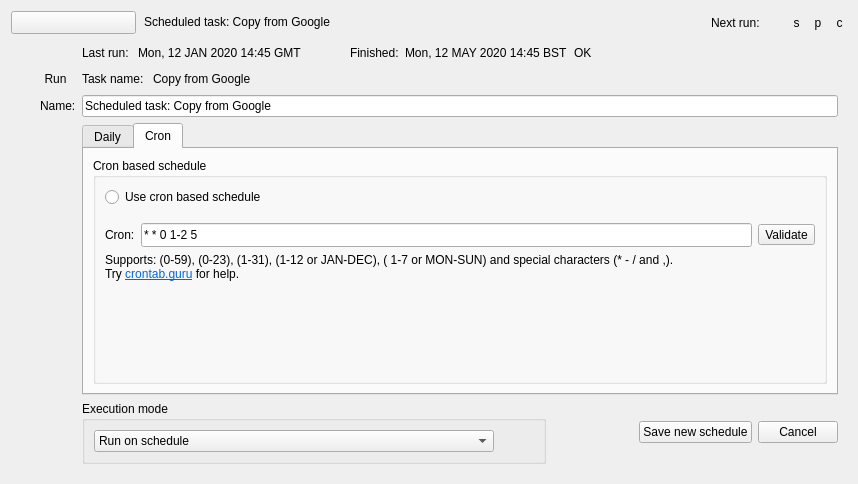
Qt form src/scheduler_widget.ui (Vman45/RcloneBrowser) before a commit.
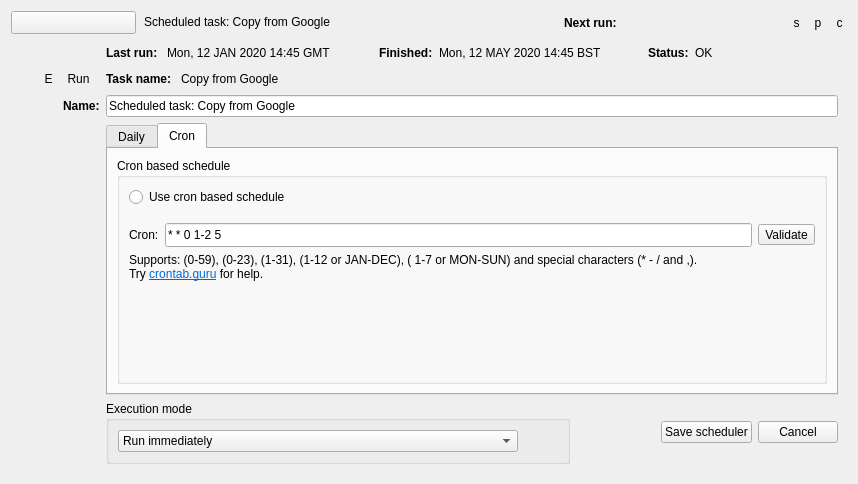
The same form after that commit. The open tabs and pages were chosen to show the change. Custom widgets are drawn as their Qt base class.

```diff
--- a/src/scheduler_widget.ui
+++ b/src/scheduler_widget.ui
@@ -97,6 +97,9 @@
       </item>
       <item>
        <widget class="QLabel" name="label_7">
+        <property name="styleSheet">
+         <string notr="true">QLabel { font-weight: bold;}</string>
+        </property>
         <property name="text">
          <string>Next run:</string>
         </property>
@@ -104,6 +107,12 @@
       </item>
       <item>
        <widget class="QLabel" name="nextRun">
+        <property name="minimumSize">
+         <size>
+          <width>150</width>
+          <height>0</height>
+         </size>
+        </property>
         <property name="text">
          <string/>
         </property>
@@ -194,210 +203,6 @@
    <item>
     <widget class="QWidget" name="details" native="true">
      <layout class="QGridLayout" name="gridLayout">
-      <item row="0" column="2">
-       <layout class="QHBoxLayout" name="horizontalLayout_8">
-        <item>
-         <widget class="QLabel" name="label_4">
-          <property name="text">
-           <string>Last run: </string>
-          </property>
-         </widget>
-        </item>
-        <item alignment="Qt::AlignLeft">
-         <widget class="QLabel" name="lastRun">
-          <property name="text">
-           <string>Mon, 12 JAN 2020 14:45 GMT </string>
-          </property>
-         </widget>
-        </item>
-        <item>
-         <spacer name="horizontalSpacer_9">
-          <property name="orientation">
-           <enum>Qt::Horizontal</enum>
-          </property>
-          <property name="sizeType">
-           <enum>QSizePolicy::Fixed</enum>
-          </property>
-          <property name="sizeHint" stdset="0">
-           <size>
-            <width>40</width>
-            <height>20</height>
-           </size>
-          </property>
-         </spacer>
-        </item>
-        <item>
-         <widget class="QLabel" name="label_5">
-          <property name="text">
-           <string>Finished:</string>
-          </property>
-         </widget>
-        </item>
-        <item>
-         <widget class="QLabel" name="lastRunFinished">
-          <property name="text">
-           <string>Mon, 12 MAY 2020 14:45 BST</string>
-          </property>
-         </widget>
-        </item>
-        <item>
-         <widget class="QLabel" name="lastRunStatus">
-          <property name="text">
-           <string>OK</string>
-          </property>
-         </widget>
-        </item>
-        <item>
-         <spacer name="horizontalSpacer_8">
-          <property name="orientation">
-           <enum>Qt::Horizontal</enum>
-          </property>
-          <property name="sizeHint" stdset="0">
-           <size>
-            <width>40</width>
-            <height>20</height>
-           </size>
-          </property>
-         </spacer>
-        </item>
-       </layout>
-      </item>
-      <item row="1" column="2">
-       <layout class="QHBoxLayout" name="horizontalLayout_3">
-        <item>
-         <widget class="QLabel" name="label_2">
-          <property name="sizePolicy">
-           <sizepolicy hsizetype="Fixed" vsizetype="Preferred">
-            <horstretch>0</horstretch>
-            <verstretch>0</verstretch>
-           </sizepolicy>
-          </property>
-          <property name="text">
-           <string>Task name: </string>
-          </property>
-         </widget>
-        </item>
-        <item>
-         <widget class="QLabel" name="taskName">
-          <property name="text">
-           <string>Copy from Google</string>
-          </property>
-         </widget>
-        </item>
-       </layout>
-      </item>
-      <item row="3" column="1">
-       <widget class="QLabel" name="label_3">
-        <property name="text">
-         <string>Name:</string>
-        </property>
-       </widget>
-      </item>
-      <item row="3" column="2">
-       <widget class="QLineEdit" name="schedulerName">
-        <property name="text">
-         <string>Scheduled task: Copy from Google</string>
-        </property>
-        <property name="maxLength">
-         <number>100</number>
-        </property>
-       </widget>
-      </item>
-      <item row="5" column="2">
-       <layout class="QHBoxLayout" name="horizontalLayout_2">
-        <item>
-         <widget class="QGroupBox" name="groupBox">
-          <property name="title">
-           <string>Execution mode</string>
-          </property>
-          <layout class="QHBoxLayout" name="horizontalLayout_7">
-           <item>
-            <widget class="QComboBox" name="cb_executionMode">
-             <property name="minimumSize">
-              <size>
-               <width>400</width>
-               <height>0</height>
-              </size>
-             </property>
-             <item>
-              <property name="text">
-               <string>Run on schedule</string>
-              </property>
-             </item>
-             <item>
-              <property name="text">
-               <string>Add to the queue on schedule</string>
-              </property>
-             </item>
-             <item>
-              <property name="text">
-               <string>Run if no other tasks running, otherwise add to the queue</string>
-              </property>
-             </item>
-            </widget>
-           </item>
-           <item>
-            <spacer name="horizontalSpacer_7">
-             <property name="orientation">
-              <enum>Qt::Horizontal</enum>
-             </property>
-             <property name="sizeHint" stdset="0">
-              <size>
-               <width>40</width>
-               <height>20</height>
-              </size>
-             </property>
-            </spacer>
-           </item>
-          </layout>
-         </widget>
-        </item>
-        <item>
-         <spacer name="horizontalSpacer_10">
-          <property name="orientation">
-           <enum>Qt::Horizontal</enum>
-          </property>
-          <property name="sizeHint" stdset="0">
-           <size>
-            <width>40</width>
-            <height>20</height>
-           </size>
-          </property>
-         </spacer>
-        </item>
-        <item>
-         <widget class="QPushButton" name="saveSchedule">
-          <property name="text">
-           <string>Save new schedule</string>
-          </property>
-         </widget>
-        </item>
-        <item>
-         <widget class="QPushButton" name="cancelScheduleEdit">
-          <property name="text">
-           <string>Cancel</string>
-          </property>
-         </widget>
-        </item>
-       </layout>
-      </item>
-      <item row="1" column="1">
-       <widget class="QToolButton" name="runTask">
-        <property name="styleSheet">
-         <string notr="true">QToolButton { border: 0; }
-
-QToolButton:pressed {
- border: 4;
- border-radius: 10px;
- border-style: inset;
- border-color: rgba(1, 1, 1, 0);
-}</string>
-        </property>
-        <property name="text">
-         <string>Run</string>
-        </property>
-       </widget>
-      </item>
       <item row="1" column="0">
        <spacer name="horizontalSpacer_5">
         <property name="orientation">
@@ -414,7 +219,7 @@
         </property>
        </spacer>
       </item>
-      <item row="4" column="2">
+      <item row="4" column="4">
        <widget class="QTabWidget" name="tabWidget">
         <property name="tabPosition">
          <enum>QTabWidget::North</enum>
@@ -727,6 +532,301 @@
         </widget>
        </widget>
       </item>
+      <item row="3" column="4">
+       <widget class="QLineEdit" name="schedulerName">
+        <property name="text">
+         <string>Scheduled task: Copy from Google</string>
+        </property>
+        <property name="maxLength">
+         <number>100</number>
+        </property>
+       </widget>
+      </item>
+      <item row="1" column="4">
+       <layout class="QHBoxLayout" name="horizontalLayout_3">
+        <item>
+         <widget class="QLabel" name="label_2">
+          <property name="sizePolicy">
+           <sizepolicy hsizetype="Fixed" vsizetype="Preferred">
+            <horstretch>0</horstretch>
+            <verstretch>0</verstretch>
+           </sizepolicy>
+          </property>
+          <property name="styleSheet">
+           <string notr="true">QLabel { font-weight: bold;}</string>
+          </property>
+          <property name="text">
+           <string>Task name: </string>
+          </property>
+         </widget>
+        </item>
+        <item>
+         <widget class="QLabel" name="taskName">
+          <property name="text">
+           <string>Copy from Google</string>
+          </property>
+         </widget>
+        </item>
+       </layout>
+      </item>
+      <item row="5" column="4">
+       <layout class="QHBoxLayout" name="horizontalLayout_2">
+        <item>
+         <widget class="QGroupBox" name="groupBox">
+          <property name="title">
+           <string>Execution mode</string>
+          </property>
+          <layout class="QHBoxLayout" name="horizontalLayout_7">
+           <item>
+            <widget class="QComboBox" name="cb_executionMode">
+             <property name="minimumSize">
+              <size>
+               <width>400</width>
+               <height>0</height>
+              </size>
+             </property>
+             <item>
+              <property name="text">
+               <string>Run immediately</string>
+              </property>
+             </item>
+             <item>
+              <property name="text">
+               <string>Add to the queue</string>
+              </property>
+             </item>
+             <item>
+              <property name="text">
+               <string>Run if no other task running, otherwise add to the queue</string>
+              </property>
+             </item>
+            </widget>
+           </item>
+           <item>
+            <spacer name="horizontalSpacer_7">
+             <property name="orientation">
+              <enum>Qt::Horizontal</enum>
+             </property>
+             <property name="sizeHint" stdset="0">
+              <size>
+               <width>40</width>
+               <height>20</height>
+              </size>
+             </property>
+            </spacer>
+           </item>
+          </layout>
+         </widget>
+        </item>
+        <item>
+         <spacer name="horizontalSpacer_10">
+          <property name="orientation">
+           <enum>Qt::Horizontal</enum>
+          </property>
+          <property name="sizeHint" stdset="0">
+           <size>
+            <width>40</width>
+            <height>20</height>
+           </size>
+          </property>
+         </spacer>
+        </item>
+        <item>
+         <widget class="QPushButton" name="saveSchedule">
+          <property name="toolTip">
+           <string>Save scheduler</string>
+          </property>
+          <property name="statusTip">
+           <string>Save scheduler</string>
+          </property>
+          <property name="text">
+           <string>Save scheduler</string>
+          </property>
+         </widget>
+        </item>
+        <item>
+         <widget class="QPushButton" name="cancelScheduleEdit">
+          <property name="toolTip">
+           <string>Cancel editing</string>
+          </property>
+          <property name="statusTip">
+           <string>Cancel editing</string>
+          </property>
+          <property name="text">
+           <string>Cancel</string>
+          </property>
+         </widget>
+        </item>
+       </layout>
+      </item>
+      <item row="0" column="4">
+       <layout class="QHBoxLayout" name="horizontalLayout_8">
+        <item>
+         <widget class="QLabel" name="label_4">
+          <property name="styleSheet">
+           <string notr="true">QLabel { font-weight: bold;}</string>
+          </property>
+          <property name="text">
+           <string>Last run: </string>
+          </property>
+         </widget>
+        </item>
+        <item alignment="Qt::AlignLeft">
+         <widget class="QLabel" name="lastRun">
+          <property name="text">
+           <string>Mon, 12 JAN 2020 14:45 GMT </string>
+          </property>
+         </widget>
+        </item>
+        <item>
+         <spacer name="horizontalSpacer_9">
+          <property name="orientation">
+           <enum>Qt::Horizontal</enum>
+          </property>
+          <property name="sizeType">
+           <enum>QSizePolicy::Fixed</enum>
+          </property>
+          <property name="sizeHint" stdset="0">
+           <size>
+            <width>40</width>
+            <height>20</height>
+           </size>
+          </property>
+         </spacer>
+        </item>
+        <item>
+         <widget class="QLabel" name="label_5">
+          <property name="styleSheet">
+           <string notr="true">QLabel { font-weight: bold;}</string>
+          </property>
+          <property name="text">
+           <string>Finished:</string>
+          </property>
+         </widget>
+        </item>
+        <item>
+         <widget class="QLabel" name="lastRunFinished">
+          <property name="minimumSize">
+           <size>
+            <width>150</width>
+            <height>0</height>
+           </size>
+          </property>
+          <property name="text">
+           <string>Mon, 12 MAY 2020 14:45 BST</string>
+          </property>
+         </widget>
+        </item>
+        <item>
+         <spacer name="horizontalSpacer_4">
+          <property name="orientation">
+           <enum>Qt::Horizontal</enum>
+          </property>
+          <property name="sizeType">
+           <enum>QSizePolicy::Fixed</enum>
+          </property>
+          <property name="sizeHint" stdset="0">
+           <size>
+            <width>40</width>
+            <height>20</height>
+           </size>
+          </property>
+         </spacer>
+        </item>
+        <item>
+         <widget class="QLabel" name="label_8">
+          <property name="styleSheet">
+           <string notr="true">QLabel { font-weight: bold;}</string>
+          </property>
+          <property name="text">
+           <string>Status:</string>
+          </property>
+         </widget>
+        </item>
+        <item>
+         <widget class="QLabel" name="lastRunStatus">
+          <property name="minimumSize">
+           <size>
+            <width>50</width>
+            <height>0</height>
+           </size>
+          </property>
+          <property name="text">
+           <string>OK</string>
+          </property>
+         </widget>
+        </item>
+        <item>
+         <spacer name="horizontalSpacer_8">
+          <property name="orientation">
+           <enum>Qt::Horizontal</enum>
+          </property>
+          <property name="sizeHint" stdset="0">
+           <size>
+            <width>40</width>
+            <height>20</height>
+           </size>
+          </property>
+         </spacer>
+        </item>
+       </layout>
+      </item>
+      <item row="1" column="3">
+       <widget class="QToolButton" name="runTask">
+        <property name="toolTip">
+         <string>Run task now</string>
+        </property>
+        <property name="statusTip">
+         <string>Run task now</string>
+        </property>
+        <property name="styleSheet">
+         <string notr="true">QToolButton { border: 0; }
+
+QToolButton:pressed {
+ border: 4;
+ border-radius: 10px;
+ border-style: inset;
+ border-color: rgba(1, 1, 1, 0);
+}</string>
+        </property>
+        <property name="text">
+         <string>Run</string>
+        </property>
+       </widget>
+      </item>
+      <item row="1" column="1" alignment="Qt::AlignRight">
+       <widget class="QToolButton" name="editTask">
+        <property name="toolTip">
+         <string>Edit task</string>
+        </property>
+        <property name="statusTip">
+         <string>Edit task</string>
+        </property>
+        <property name="styleSheet">
+         <string notr="true">QToolButton { border: 0; }
+
+QToolButton:pressed {
+ border: 4;
+ border-radius: 10px;
+ border-style: inset;
+ border-color: rgba(1, 1, 1, 0);
+}</string>
+        </property>
+        <property name="text">
+         <string>E</string>
+        </property>
+       </widget>
+      </item>
+      <item row="3" column="3">
+       <widget class="QLabel" name="label_3">
+        <property name="styleSheet">
+         <string notr="true">QLabel { font-weight: bold;}</string>
+        </property>
+        <property name="text">
+         <string>Name:</string>
+        </property>
+       </widget>
+      </item>
      </layout>
     </widget>
    </item>
```
Left out of the diff: 8 changed lines with no effect on the pictures.
